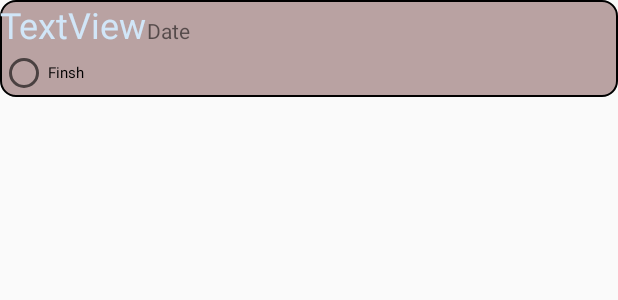
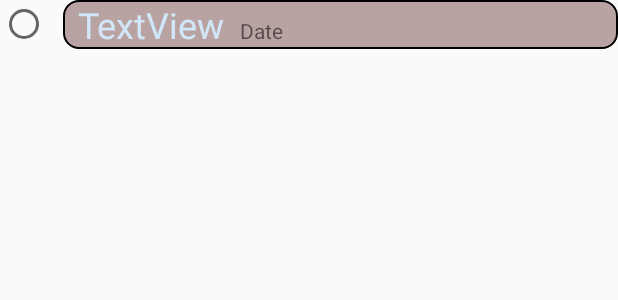
Before and after one commit to CharlesDaiii/DRY, an Android app: the layout to_do_list_chunk.xml on its own in the app's theme, with its tools: preview values and no code run, on a phone screen of 412 x 824 dp. Shown: the top 300 px of the screen. Run offline under Robolectric (Android 15) with nearby library versions, the phone set to English and light mode, and no system bars.

Commit message:
Update from Charles: UI modified

```diff
--- a/app/src/main/res/layout/to_do_list_chunk.xml
+++ b/app/src/main/res/layout/to_do_list_chunk.xml
@@ -3,19 +3,44 @@
     android:id="@+id/oneReminder"
     android:layout_width="match_parent"
     android:layout_height="wrap_content"
-    android:background="@drawable/layout_shape"
 
-    android:orientation="vertical">
+
+    >
 
     <LinearLayout
         android:layout_width="wrap_content"
+        android:layout_height="match_parent"
+        android:orientation="vertical">
+
+        <RadioButton
+            android:id="@+id/isFinish"
+            android:layout_width="wrap_content"
+            android:layout_height="wrap_content" />
+
+        <LinearLayout
+            android:layout_width="match_parent"
+            android:layout_height="10dp"
+            android:orientation="horizontal"></LinearLayout>
+    </LinearLayout>
+
+    <LinearLayout
+        android:layout_width="match_parent"
         android:layout_height="wrap_content"
+        android:orientation="vertical"
+        android:paddingLeft="10dp">
+
+
+        <LinearLayout
+            android:layout_width="match_parent"
+            android:layout_height="wrap_content"
+            android:background="@drawable/layout_shape"
             android:orientation="horizontal">
 
             <TextView
                 android:id="@+id/title"
-            android:layout_width="match_parent"
+                android:layout_width="wrap_content"
                 android:layout_height="wrap_content"
+                android:paddingLeft="10dp"
                 android:text="TextView"
                 android:textColor="#D1E6F8"
                 android:textSize="24sp" />
@@ -24,15 +49,15 @@
                 android:id="@+id/subtitle"
                 android:layout_width="wrap_content"
                 android:layout_height="wrap_content"
+                android:paddingLeft="10dp"
                 android:text="Date" />
+
         </LinearLayout>
 
-
-    <RadioButton
-        android:id="@+id/isFinish"
+        <LinearLayout
             android:layout_width="match_parent"
-        android:layout_height="wrap_content"
-        android:text="Finsh"
-        android:textSize="10sp" />
+            android:layout_height="10dp"
+            android:orientation="horizontal"></LinearLayout>
+    </LinearLayout>
 
 </LinearLayout>
```
Lines whose indentation alone changed are shown as unchanged.
